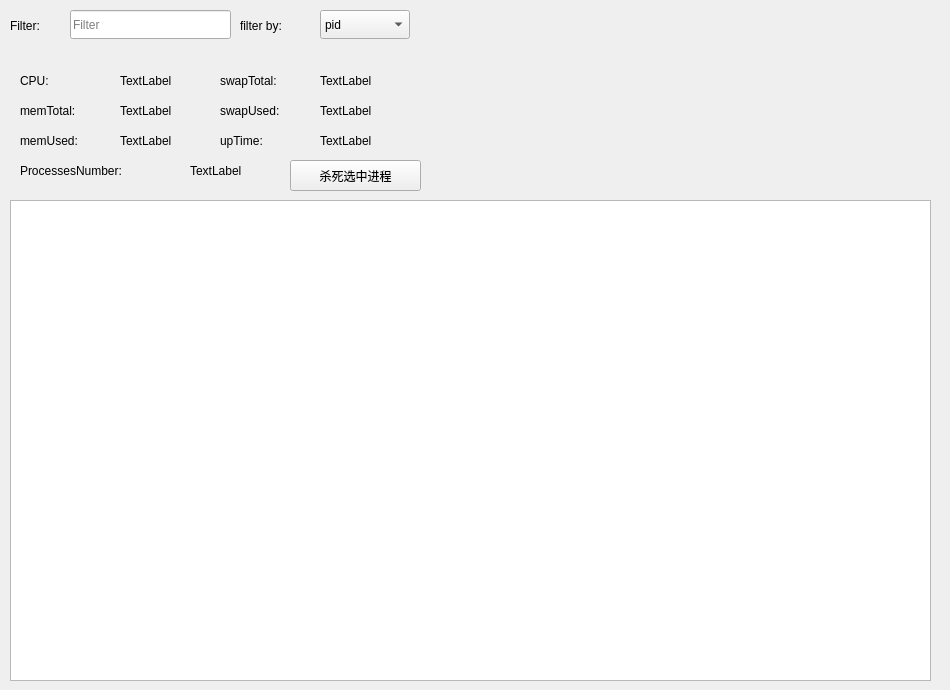
This is hqtop/widget.ui in frankenstein27/hqtop as Qt 5 draws it before an edit. The edited form follows.
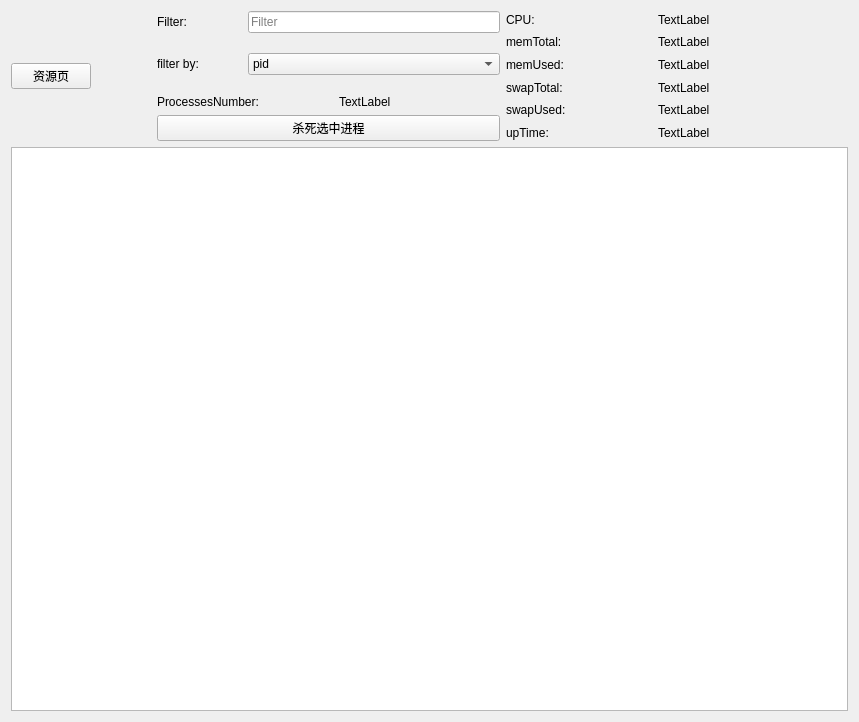
This is the edited form.

Commit message: 添加页面切换功能 可以切换至系统信息页（绘图未完成）在系统信息页不会调用刷新进程函数

Diff of the .ui file:
```diff
--- a/hqtop/widget.ui
+++ b/hqtop/widget.ui
@@ -6,214 +6,166 @@
    <rect>
     <x>0</x>
     <y>0</y>
-    <width>950</width>
-    <height>690</height>
+    <width>859</width>
+    <height>722</height>
    </rect>
   </property>
   <property name="windowTitle">
    <string>Widget</string>
   </property>
-  <widget class="QPushButton" name="deletePushButton">
-   <property name="geometry">
-    <rect>
-     <x>290</x>
-     <y>160</y>
-     <width>131</width>
-     <height>31</height>
-    </rect>
-   </property>
-   <property name="text">
-    <string>杀死选中进程</string>
-   </property>
-  </widget>
-  <widget class="QTableView" name="processesTableView">
-   <property name="geometry">
-    <rect>
-     <x>10</x>
-     <y>200</y>
-     <width>921</width>
-     <height>481</height>
-    </rect>
-   </property>
-  </widget>
+  <layout class="QGridLayout" name="gridLayout_4">
+   <item row="0" column="2" rowspan="2">
+    <layout class="QGridLayout" name="gridLayout" columnstretch="6,8">
+     <property name="horizontalSpacing">
+      <number>10</number>
+     </property>
+     <item row="0" column="0">
   <widget class="QLabel" name="label">
-   <property name="geometry">
-    <rect>
-     <x>20</x>
-     <y>70</y>
-     <width>71</width>
-     <height>21</height>
-    </rect>
-   </property>
    <property name="text">
     <string>CPU:</string>
    </property>
   </widget>
-  <widget class="QLabel" name="cpuLabel">
-   <property name="geometry">
-    <rect>
-     <x>120</x>
-     <y>70</y>
-     <width>101</width>
-     <height>21</height>
-    </rect>
-   </property>
-   <property name="text">
-    <string>TextLabel</string>
-   </property>
-  </widget>
-  <widget class="QLabel" name="label_2">
-   <property name="geometry">
-    <rect>
-     <x>20</x>
-     <y>100</y>
-     <width>91</width>
-     <height>21</height>
-    </rect>
-   </property>
-   <property name="text">
-    <string>memTotal:</string>
-   </property>
-  </widget>
+     </item>
+     <item row="1" column="1">
   <widget class="QLabel" name="memTotalLabel">
-   <property name="geometry">
-    <rect>
-     <x>120</x>
-     <y>100</y>
-     <width>101</width>
-     <height>21</height>
-    </rect>
-   </property>
+       <property name="text">
+        <string>TextLabel</string>
+       </property>
+      </widget>
+     </item>
+     <item row="5" column="0">
+      <widget class="QLabel" name="label_6">
    <property name="text">
+        <string>upTime:</string>
+       </property>
+      </widget>
+     </item>
+     <item row="4" column="0">
+      <widget class="QLabel" name="label_5">
+       <property name="text">
+        <string>swapUsed:</string>
+       </property>
+      </widget>
+     </item>
+     <item row="0" column="1">
+      <widget class="QLabel" name="cpuLabel">
+       <property name="text">
     <string>TextLabel</string>
    </property>
   </widget>
+     </item>
+     <item row="5" column="1">
+      <widget class="QLabel" name="upTimeLabel">
+       <property name="text">
+        <string>TextLabel</string>
+       </property>
+      </widget>
+     </item>
+     <item row="2" column="0">
   <widget class="QLabel" name="label_3">
-   <property name="geometry">
-    <rect>
-     <x>20</x>
-     <y>130</y>
-     <width>91</width>
-     <height>21</height>
-    </rect>
-   </property>
    <property name="text">
     <string>memUsed:</string>
    </property>
   </widget>
+     </item>
+     <item row="4" column="1">
+      <widget class="QLabel" name="swapUsedLabel">
+       <property name="text">
+        <string>TextLabel</string>
+       </property>
+      </widget>
+     </item>
+     <item row="2" column="1">
   <widget class="QLabel" name="memUsedLabel">
-   <property name="geometry">
-    <rect>
-     <x>120</x>
-     <y>130</y>
-     <width>101</width>
-     <height>21</height>
-    </rect>
-   </property>
    <property name="text">
     <string>TextLabel</string>
    </property>
   </widget>
+     </item>
+     <item row="3" column="0">
   <widget class="QLabel" name="label_4">
-   <property name="geometry">
-    <rect>
-     <x>220</x>
-     <y>70</y>
-     <width>91</width>
-     <height>21</height>
-    </rect>
-   </property>
    <property name="text">
     <string>swapTotal:</string>
    </property>
   </widget>
+     </item>
+     <item row="3" column="1">
   <widget class="QLabel" name="swapTotalLabel">
-   <property name="geometry">
-    <rect>
-     <x>320</x>
-     <y>70</y>
-     <width>101</width>
-     <height>21</height>
-    </rect>
-   </property>
    <property name="text">
     <string>TextLabel</string>
    </property>
   </widget>
-  <widget class="QLabel" name="label_5">
-   <property name="geometry">
-    <rect>
-     <x>220</x>
-     <y>100</y>
-     <width>91</width>
-     <height>21</height>
-    </rect>
-   </property>
+     </item>
+     <item row="1" column="0">
+      <widget class="QLabel" name="label_2">
    <property name="text">
-    <string>swapUsed:</string>
-   </property>
-  </widget>
-  <widget class="QLabel" name="swapUsedLabel">
-   <property name="geometry">
-    <rect>
-     <x>320</x>
-     <y>100</y>
-     <width>101</width>
-     <height>21</height>
-    </rect>
-   </property>
-   <property name="text">
-    <string>TextLabel</string>
-   </property>
-  </widget>
-  <widget class="QLabel" name="upTimeLabel">
-   <property name="geometry">
-    <rect>
-     <x>320</x>
-     <y>130</y>
-     <width>101</width>
-     <height>21</height>
-    </rect>
-   </property>
+        <string>memTotal:</string>
+       </property>
+      </widget>
+     </item>
+    </layout>
+   </item>
+   <item row="0" column="0" rowspan="2">
+    <layout class="QVBoxLayout" name="verticalLayout" stretch="0">
+     <property name="spacing">
+      <number>0</number>
+     </property>
+     <property name="sizeConstraint">
+      <enum>QLayout::SetDefaultConstraint</enum>
+     </property>
+     <property name="rightMargin">
+      <number>60</number>
+     </property>
+     <item>
+      <widget class="QPushButton" name="resourcePagePushButton">
    <property name="text">
-    <string>TextLabel</string>
-   </property>
-  </widget>
-  <widget class="QLabel" name="label_6">
-   <property name="geometry">
-    <rect>
-     <x>220</x>
-     <y>130</y>
-     <width>91</width>
-     <height>21</height>
-    </rect>
-   </property>
-   <property name="text">
-    <string>upTime:</string>
-   </property>
-  </widget>
+        <string>资源页</string>
+       </property>
+      </widget>
+     </item>
+    </layout>
+   </item>
+   <item row="0" column="1">
+    <layout class="QGridLayout" name="gridLayout_2" columnstretch="2,2,4">
+     <property name="sizeConstraint">
+      <enum>QLayout::SetMinAndMaxSize</enum>
+     </property>
+     <property name="horizontalSpacing">
+      <number>10</number>
+     </property>
+     <property name="verticalSpacing">
+      <number>20</number>
+     </property>
+     <item row="0" column="0">
   <widget class="QLabel" name="label_7">
-   <property name="geometry">
-    <rect>
-     <x>10</x>
-     <y>10</y>
-     <width>51</width>
-     <height>31</height>
-    </rect>
-   </property>
    <property name="text">
     <string>Filter:</string>
    </property>
   </widget>
+     </item>
+     <item row="1" column="0">
+      <widget class="QLabel" name="label_8">
+       <property name="text">
+        <string>filter by:</string>
+       </property>
+      </widget>
+     </item>
+     <item row="2" column="0" colspan="2">
+      <widget class="QLabel" name="label_9">
+       <property name="text">
+        <string>ProcessesNumber:</string>
+       </property>
+      </widget>
+     </item>
+     <item row="2" column="2">
+      <widget class="QLabel" name="processesNumberLabel">
+       <property name="text">
+        <string>TextLabel</string>
+       </property>
+      </widget>
+     </item>
+     <item row="0" column="1" colspan="2">
   <widget class="QLineEdit" name="FilterLineEdit">
-   <property name="geometry">
-    <rect>
-     <x>70</x>
-     <y>10</y>
-     <width>161</width>
-     <height>29</height>
-    </rect>
-   </property>
    <property name="text">
     <string/>
    </property>
@@ -221,15 +173,9 @@
     <string>Filter</string>
    </property>
   </widget>
+     </item>
+     <item row="1" column="1" colspan="2">
   <widget class="QComboBox" name="FilterComboBox">
-   <property name="geometry">
-    <rect>
-     <x>320</x>
-     <y>10</y>
-     <width>90</width>
-     <height>29</height>
-    </rect>
-   </property>
    <item>
     <property name="text">
      <string>pid</string>
@@ -251,45 +197,20 @@
     </property>
    </item>
   </widget>
-  <widget class="QLabel" name="label_8">
-   <property name="geometry">
-    <rect>
-     <x>240</x>
-     <y>10</y>
-     <width>81</width>
-     <height>31</height>
-    </rect>
-   </property>
+     </item>
+    </layout>
+   </item>
+   <item row="4" column="0" colspan="3">
+    <widget class="QTableView" name="processesTableView"/>
+   </item>
+   <item row="1" column="1">
+    <widget class="QPushButton" name="deletePushButton">
    <property name="text">
-    <string>filter by:</string>
-   </property>
-  </widget>
-  <widget class="QLabel" name="label_9">
-   <property name="geometry">
-    <rect>
-     <x>20</x>
-     <y>160</y>
-     <width>161</width>
-     <height>21</height>
-    </rect>
-   </property>
-   <property name="text">
-    <string>ProcessesNumber:</string>
-   </property>
-  </widget>
-  <widget class="QLabel" name="processesNumberLabel">
-   <property name="geometry">
-    <rect>
-     <x>190</x>
-     <y>160</y>
-     <width>81</width>
-     <height>21</height>
-    </rect>
-   </property>
-   <property name="text">
-    <string>TextLabel</string>
-   </property>
-  </widget>
+      <string>杀死选中进程</string>
+     </property>
+    </widget>
+   </item>
+  </layout>
  </widget>
  <resources/>
  <connections/>
```
Lines whose indentation alone changed are shown as unchanged. The commit also changes 10 other files.
